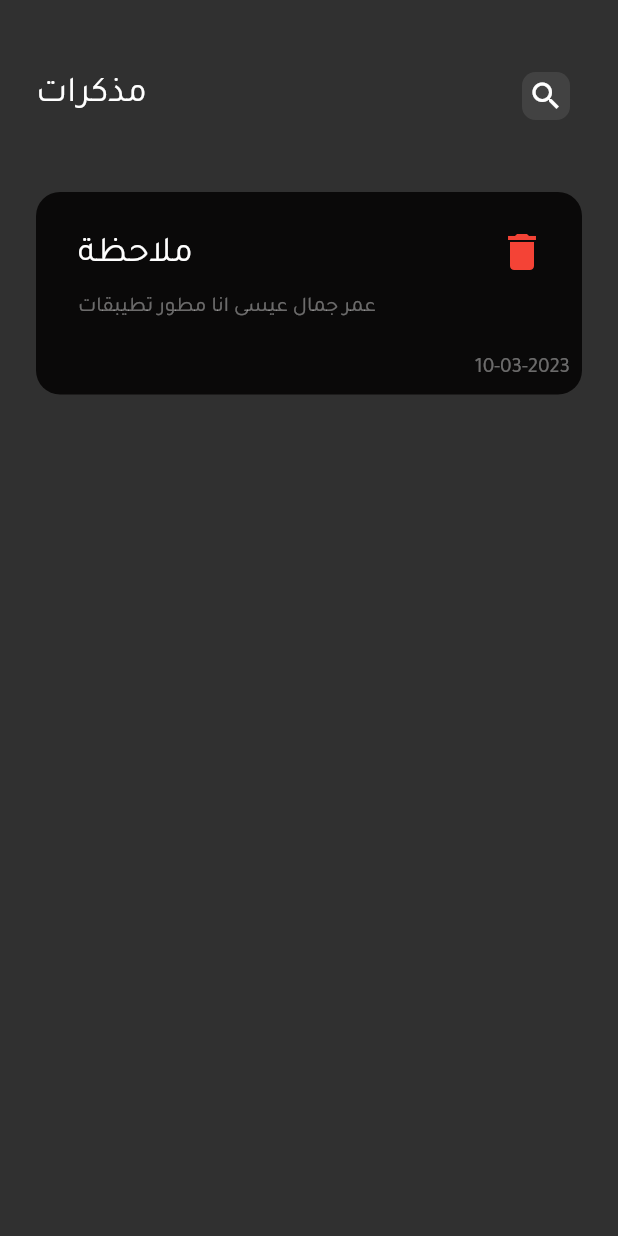
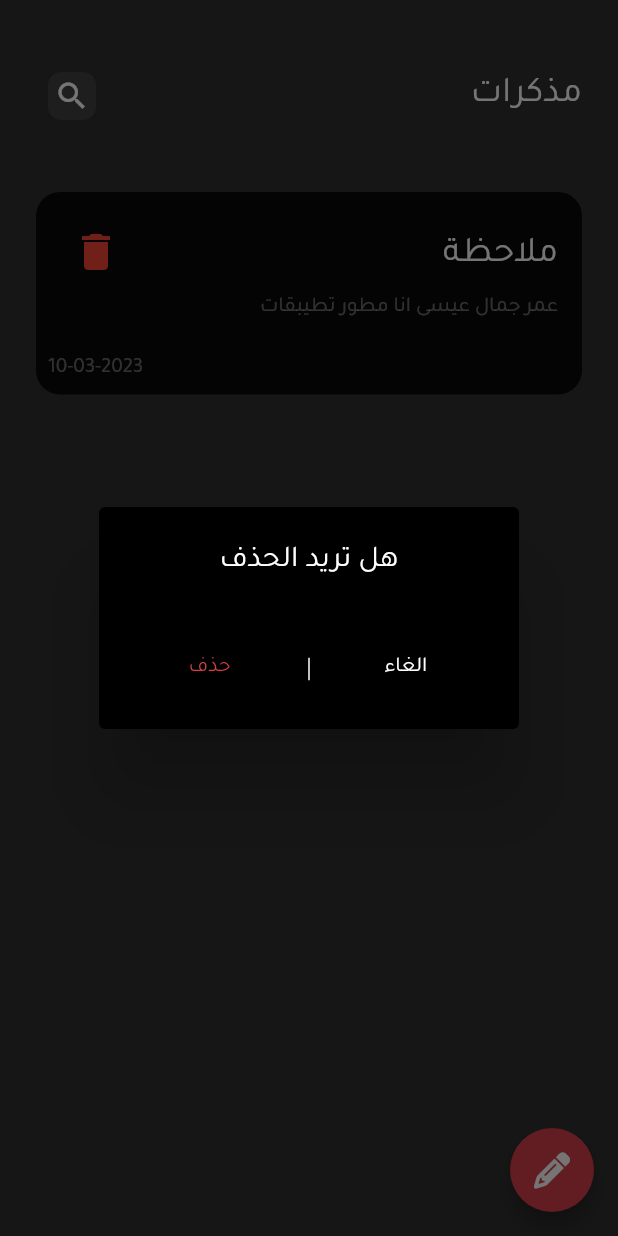
Before and after one commit to OmarIssa0/Notes_App_tow, a Flutter app: the screen it shows after launch, after a tap on the "delete" icon, on a phone screen of 412 x 824 dp. Run offline on Flutter 3.47's test engine with Material 2 defaults, Android fonts, the phone set to English and light mode, and no system bars; our stand-ins replace font_awesome_flutter.

Commit message:
add text field to button sheet

```diff
--- a/lib/views/home_view.dart
+++ b/lib/views/home_view.dart
@@ -1,14 +1,31 @@
 import 'package:flutter/material.dart';
+import 'package:font_awesome_flutter/font_awesome_flutter.dart';
 
 import '../widgets/body_View_Home/Notes_view_home_Body.dart';
+import '../widgets/showButtonSheet/show_button_sheet.dart';
 
 class NotesHomeView extends StatelessWidget {
   const NotesHomeView({super.key});
 
   @override
   Widget build(BuildContext context) {
-    return const Scaffold(
-      body: NotesHomeViewBody(),
+    return Scaffold(
+      floatingActionButton: FloatingActionButton(
+        backgroundColor: const Color(0xffD33F49),
+        onPressed: () {
+          showModalBottomSheet(
+            context: context,
+            builder: (context) {
+              return const ShowButtonSheet();
+            },
+          );
+        },
+        child: const Icon(
+          FontAwesomeIcons.pencil,
+          color: Colors.white,
+        ),
+      ),
+      body: const NotesHomeViewBody(),
     );
   }
 }
--- a/lib/widgets/body_View_Home/Notes_view_home_Body.dart
+++ b/lib/widgets/body_View_Home/Notes_view_home_Body.dart
@@ -8,7 +8,9 @@ class NotesHomeViewBody extends StatelessWidget {
 
   @override
   Widget build(BuildContext context) {
-    return Padding(
+    return Directionality(
+      textDirection: TextDirection.rtl,
+      child: Padding(
         padding: const EdgeInsets.symmetric(horizontal: 24),
         child: Column(
           children: [
@@ -25,6 +27,7 @@ class NotesHomeViewBody extends StatelessWidget {
             ),
           ],
         ),
+      ),
     );
   }
 }
--- /dev/null
+++ b/lib/widgets/body_View_Home/alert_dialog_messages.dart
@@ -0,0 +1,66 @@
+import 'package:flutter/material.dart';
+
+class AlertDialogIconDelete extends StatelessWidget {
+  const AlertDialogIconDelete({super.key});
+
+  @override
+  Widget build(BuildContext context) {
+    return Center(
+      child: Container(
+        decoration: BoxDecoration(
+          borderRadius: BorderRadius.circular(25),
+        ),
+        child: AlertDialog(
+
+          backgroundColor: Colors.black,
+          title: const Center(
+            child: Text("هل تريد الحذف"),
+          ),
+          actions: [
+            Row(
+              children: [
+                Expanded(
+                  child: Padding(
+                    padding: const EdgeInsets.all(8.0),
+                    child: TextButton(
+                      onPressed: () {},
+                      // ignore: prefer_const_constructors
+                      child: Text(
+                        'حذف',
+                        style: const TextStyle(
+                          color: Color(0xffD33F49),
+                        ),
+                      ),
+                    ),
+                  ),
+                ),
+                Container(
+                  width: 1,
+                  height: 15,
+                  color: Colors.white,
+                ),
+                Expanded(
+                  child: Padding(
+                    padding: const EdgeInsets.all(8.0),
+                    child: TextButton(
+                      onPressed: () {
+                        Navigator.pop(context);
+                      },
+                      // ignore: prefer_const_constructors
+                      child: Text(
+                        "الغاء ",
+                        style: const TextStyle(
+                          color: Color.fromARGB(255, 255, 255, 255),
+                        ),
+                      ),
+                    ),
+                  ),
+                ),
+              ],
+            )
+          ],
+        ),
+      ),
+    );
+  }
+}
--- a/lib/widgets/body_View_Home/notes_item.dart
+++ b/lib/widgets/body_View_Home/notes_item.dart
@@ -1,4 +1,7 @@
 import 'package:flutter/material.dart';
+import 'package:notes_create/views/edit_notes_view.dart';
+
+import 'alert_dialog_messages.dart';
 
 class NotesViewItem extends StatelessWidget {
   const NotesViewItem({
@@ -7,7 +10,18 @@ class NotesViewItem extends StatelessWidget {
 
   @override
   Widget build(BuildContext context) {
-    return Column(
+    return GestureDetector(
+      onTap: () {
+        Navigator.push(
+          context,
+          MaterialPageRoute(
+            builder: (context) {
+              return const EditNotesView();
+            },
+          ),
+        );
+      },
+      child: Column(
         crossAxisAlignment: CrossAxisAlignment.end,
         children: [
           ListTile(
@@ -29,7 +43,14 @@ class NotesViewItem extends StatelessWidget {
               ),
             ),
             trailing: IconButton(
-            onPressed: () {},
+              onPressed: () {
+                showDialog(
+                  context: context,
+                  builder: (context) {
+                    return const AlertDialogIconDelete();
+                  },
+                );
+              },
               icon: const Icon(
                 Icons.delete,
                 size: 32,
@@ -49,6 +70,7 @@ class NotesViewItem extends StatelessWidget {
             ),
           ),
         ],
+      ),
     );
   }
 }
```
Also changed, not shown: lib/views/edit_notes_view.dart (added, +10 -0 lines), lib/widgets/custom_text_filed.dart (added, +45 -0 lines), lib/widgets/showButtonSheet/show_button_sheet.dart (added, +34 -0 lines), pubspec.yaml (+4 -12 lines), pubspec.lock. Lines whose indentation alone changed are shown as unchanged.
